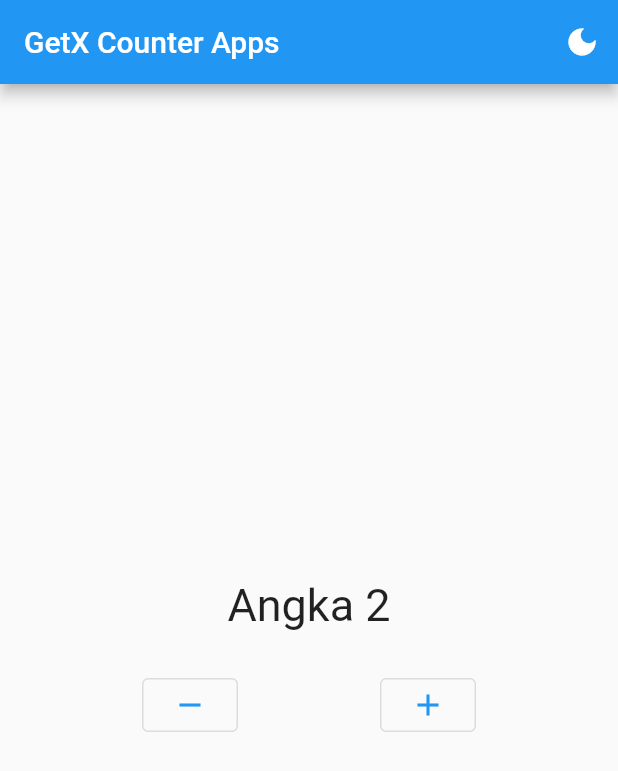
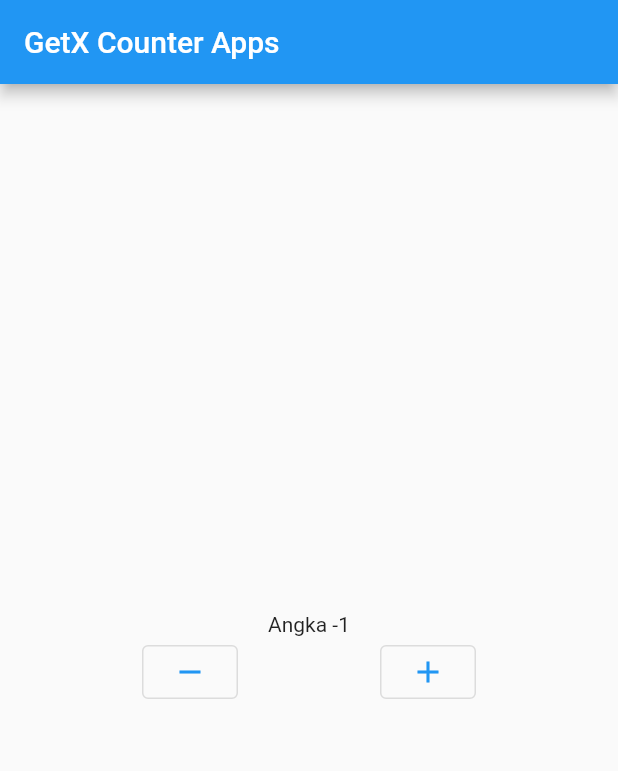
Before and after one commit to 0x1m4o/Flutter-GetX, a Flutter app: the screen it shows after launch, after a tap on the "remove" icon, on a phone screen of 412 x 824 dp. Shown: the top 771 px of the screen. Run offline on Flutter 3.47's test engine with Material 2 defaults, Android fonts, the phone set to English and light mode, and no system bars; our stand-ins replace get.

```diff
--- a/lib/controllers/counter_controller.dart
+++ b/lib/controllers/counter_controller.dart
@@ -1,10 +1,14 @@
 import 'package:get/get.dart';
 
 class CounterController extends GetxController {
-  var counter = 0.obs;
+  var counter = 0;
+  void increment() {
+    counter += 1;
+    update();
+  }
 
-  var isDark = false.obs;
-
-  void changeTheme() => isDark.value = !isDark.value;
-  void increment() => counter + 2;
+  void decrement() {
+    counter -= 1;
+    update();
+  }
 }
--- /dev/null
+++ b/lib/controllers/people_controller.dart
@@ -0,0 +1,13 @@
+import 'package:flutter_getx/models/people.dart';
+import 'package:get/get.dart';
+
+class PeopleController extends GetxController {
+  var peopleController = People(name: 'SwagCat', age: 25).obs;
+
+  void changeToUpperCase() {
+    peopleController.update((val) {
+      peopleController.value.name =
+          peopleController.value.name.toString().toUpperCase();
+    });
+  }
+}
--- /dev/null
+++ b/lib/getx-kuldii/lesson-1/controllers/counter_controller.dart
@@ -0,0 +1,10 @@
+import 'package:get/get.dart';
+
+class CounterController extends GetxController {
+  var counter = 0.obs;
+
+  var isDark = false.obs;
+
+  void changeTheme() => isDark.value = !isDark.value;
+  void increment() => counter + 2;
+}
--- a/lib/main.dart
+++ b/lib/main.dart
@@ -1,5 +1,7 @@
 import 'package:flutter/material.dart';
-import 'package:flutter_getx/controllers/counter_controller.dart';
+import './controllers/counter_controller.dart';
+import 'package:flutter_getx/controllers/people_controller.dart';
+import './models/people.dart';
 import 'package:get/get.dart';
 
 void main() {
@@ -7,54 +9,89 @@ void main() {
 }
 
 class MyApp extends StatelessWidget {
-  final controller = Get.put(CounterController());
-
   @override
   Widget build(BuildContext context) {
-    return Obx(
-      () => MaterialApp(
-        home: HomePage(),
-        theme: controller.isDark.value ? ThemeData.dark() : ThemeData.light(),
-      ),
+    return MaterialApp(
+      home: HomePage(),
     );
   }
 }
 
 class HomePage extends StatelessWidget {
-  final counter = Get.find<CounterController>();
+  var people = Get.put(PeopleController());
+  final controller = Get.put(CounterController());
+  final inputName = TextEditingController();
+
   @override
   Widget build(BuildContext context) {
     return Scaffold(
       appBar: AppBar(
         title: const Text('GetX Counter Apps'),
-        actions: [
-          IconButton(
-              onPressed: () => counter.changeTheme(),
-              icon: counter.isDark.value
-                  ? Icon(Icons.light_mode)
-                  : Icon(Icons.dark_mode))
-        ],
       ),
       body: Center(
         child: Column(
           mainAxisAlignment: MainAxisAlignment.center,
           children: [
-            Obx(() => Text(
-                  'Angka ${counter.counter}',
-                  style: const TextStyle(fontSize: 30),
-                )),
-            SizedBox(
-              height: 25,
+            /// Using OBX Widget
+
+            // Obx(() => Text(
+            //       'Nama ${people.peopleController.value.name}',
+            //       style: const TextStyle(fontSize: 30),
+            //     )),
+            // SizedBox(
+            //   height: 25,
+            // ),
+            // Padding(
+            //   padding: const EdgeInsets.symmetric(horizontal: 20),
+            //   child: Column(
+            //     children: [
+            //       TextField(
+            //           controller: inputName,
+            //           onChanged: (value) =>
+            //               people.peopleController.update((val) {
+            //                 people.peopleController.value.name = value;
+            //               })),
+            //       Container(
+            //         margin: EdgeInsets.only(top: 30),
+            //         width: double.infinity,
+            //         child: OutlinedButton(
+            //             onPressed: () => people.changeToUpperCase(),
+            //             child: Text('Uppercase Name')),
+            //       )
+            //     ],
+            //   ),
+            // ),
+
+            /// Using GetX Widget
+            // GetX<CounterController>(
+            //   init: CounterController(),
+            //   builder: (controller) {
+            //     return Column(
+            //       children: [
+            //         Text('Angka ${controller.counter.value}'),
+            //       ],
+            //     );
+            //   },
+            // ),
+
+            GetBuilder<CounterController>(
+              builder: (controller) {
+                return Column(
+                  children: [
+                    Text('Angka ${controller.counter}'),
+                  ],
+                );
+              },
             ),
             Row(
               mainAxisAlignment: MainAxisAlignment.spaceEvenly,
               children: [
                 OutlinedButton(
-                  onPressed: () => counter.increment(),
+                  onPressed: () => controller.decrement(),
                   child: const Icon(Icons.remove),
                 ),
                 OutlinedButton(
-                  onPressed: () => counter.increment(),
+                  onPressed: () => controller.increment(),
                   child: const Icon(Icons.add),
                 ),
               ],
--- /dev/null
+++ b/lib/models/people.dart
@@ -0,0 +1,13 @@
+// import 'package:get/get.dart';
+
+// class People {
+//   var name = 'swagcat'.obs;
+//   var age = 25.obs;
+// }
+
+class People {
+  var name;
+  var age;
+
+  People({required this.name, required this.age});
+}
```
Also changed, not shown: lib/getx-kuldii/lesson-1/main.dart (added, +67 -0 lines).
